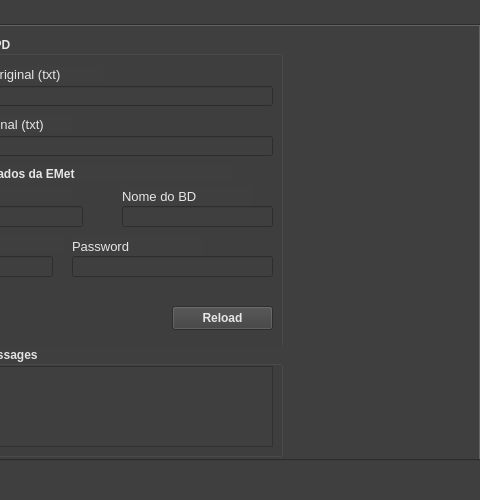
This is coopd.ui in ramonefoster/coopdAdmin as Qt 5 draws it before an edit; both pictures show x 440 to 920 and y 0 to 500 of the 920 by 500 pixel window. The edited form follows.
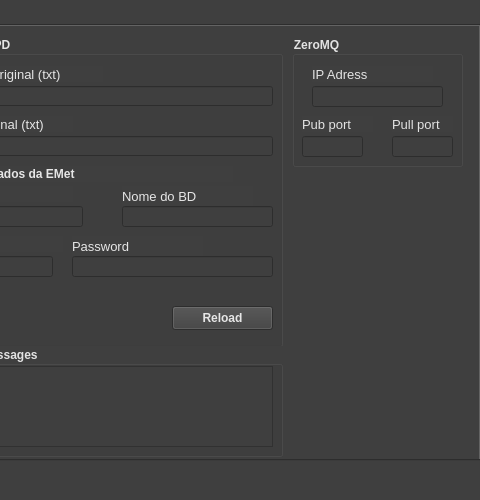
This is the edited form. The open tabs and pages were chosen to show the change. Icons and pictures are not drawn.

What changed in the file:
```diff
--- a/coopd.ui
+++ b/coopd.ui
@@ -1937,7 +1937,7 @@
       <property name="geometry">
        <rect>
         <x>750</x>
-        <y>80</y>
+        <y>160</y>
         <width>131</width>
         <height>261</height>
        </rect>
@@ -2004,6 +2004,136 @@
        </property>
       </widget>
      </widget>
+     <widget class="QGroupBox" name="groupBox_9">
+      <property name="geometry">
+       <rect>
+        <x>730</x>
+        <y>10</y>
+        <width>171</width>
+        <height>131</height>
+       </rect>
+      </property>
+      <property name="font">
+       <font>
+        <weight>75</weight>
+        <bold>true</bold>
+       </font>
+      </property>
+      <property name="styleSheet">
+       <string notr="true">color: rgb(227, 227, 227);</string>
+      </property>
+      <property name="title">
+       <string>ZeroMQ</string>
+      </property>
+      <widget class="QLabel" name="label_40">
+       <property name="geometry">
+        <rect>
+         <x>20</x>
+         <y>30</y>
+         <width>121</width>
+         <height>16</height>
+        </rect>
+       </property>
+       <property name="font">
+        <font>
+         <pointsize>10</pointsize>
+         <weight>50</weight>
+         <bold>false</bold>
+        </font>
+       </property>
+       <property name="text">
+        <string>IP Adress</string>
+       </property>
+      </widget>
+      <widget class="QLineEdit" name="txtIP">
+       <property name="geometry">
+        <rect>
+         <x>20</x>
+         <y>50</y>
+         <width>131</width>
+         <height>21</height>
+        </rect>
+       </property>
+       <property name="font">
+        <font>
+         <weight>50</weight>
+         <bold>false</bold>
+        </font>
+       </property>
+      </widget>
+      <widget class="QLabel" name="label_41">
+       <property name="geometry">
+        <rect>
+         <x>10</x>
+         <y>80</y>
+         <width>71</width>
+         <height>16</height>
+        </rect>
+       </property>
+       <property name="font">
+        <font>
+         <pointsize>10</pointsize>
+         <weight>50</weight>
+         <bold>false</bold>
+        </font>
+       </property>
+       <property name="text">
+        <string>Pub port</string>
+       </property>
+      </widget>
+      <widget class="QLineEdit" name="txtPub">
+       <property name="geometry">
+        <rect>
+         <x>10</x>
+         <y>100</y>
+         <width>61</width>
+         <height>21</height>
+        </rect>
+       </property>
+       <property name="font">
+        <font>
+         <weight>50</weight>
+         <bold>false</bold>
+        </font>
+       </property>
+      </widget>
+      <widget class="QLineEdit" name="txtPull">
+       <property name="geometry">
+        <rect>
+         <x>100</x>
+         <y>100</y>
+         <width>61</width>
+         <height>21</height>
+        </rect>
+       </property>
+       <property name="font">
+        <font>
+         <weight>50</weight>
+         <bold>false</bold>
+        </font>
+       </property>
+      </widget>
+      <widget class="QLabel" name="label_42">
+       <property name="geometry">
+        <rect>
+         <x>100</x>
+         <y>80</y>
+         <width>61</width>
+         <height>16</height>
+        </rect>
+       </property>
+       <property name="font">
+        <font>
+         <pointsize>10</pointsize>
+         <weight>50</weight>
+         <bold>false</bold>
+        </font>
+       </property>
+       <property name="text">
+        <string>Pull port</string>
+       </property>
+      </widget>
+     </widget>
     </widget>
    </widget>
   </widget>
```
Left out of the diff: 100 changed lines with no effect on the pictures.
